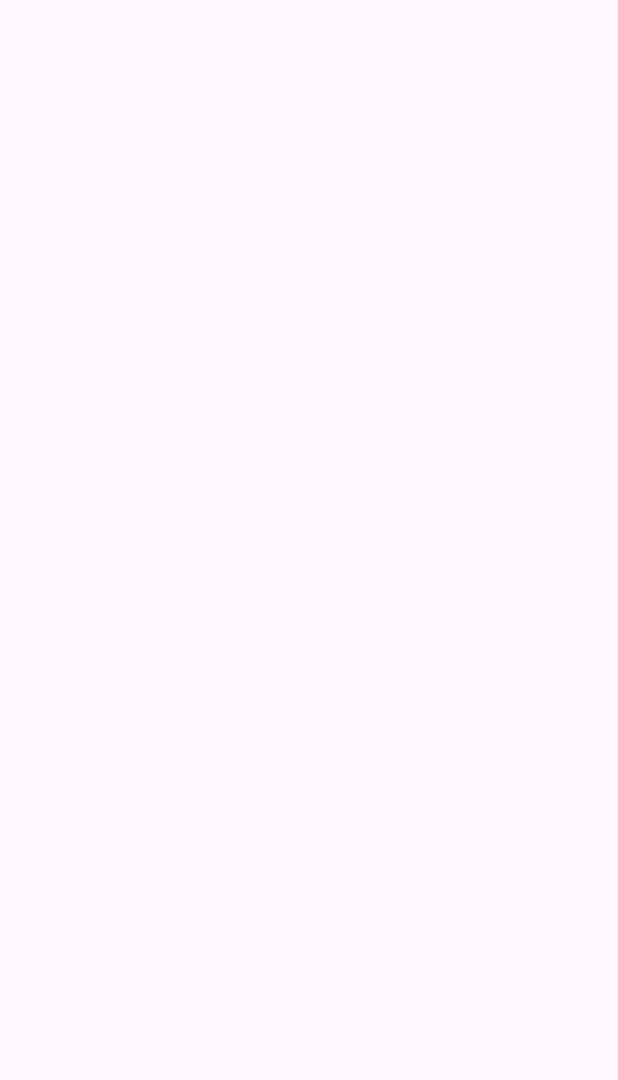
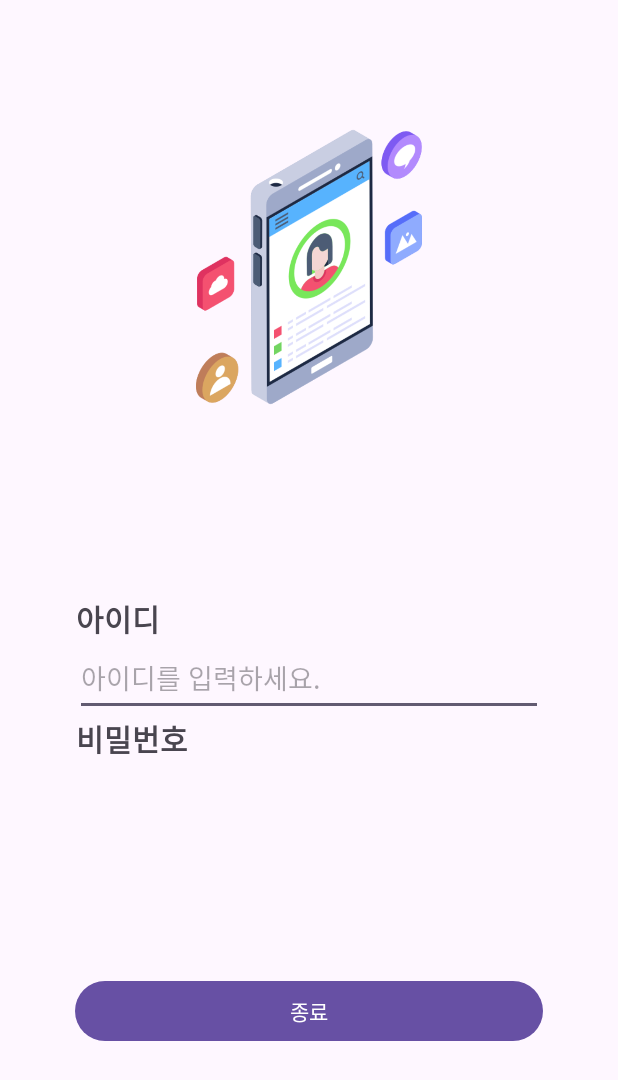
Before and after one commit to ji-circle/TaskSign01, an Android app: the HomeActivity screen opened directly, with no data from a screen before it, on a phone screen of 412 x 824 dp. Before the commit the part shown is empty. Shown: the top 1080 px of the screen. Run offline under Robolectric (Android 15) with nearby library versions, the phone set to English and light mode, and no system bars.

Commit message:
레벨 2부터 시작하기 사진 찾는거부터

```diff
--- a/app/src/main/java/com/example/tasksign01/SignInActivity.kt
+++ b/app/src/main/java/com/example/tasksign01/SignInActivity.kt
@@ -35,7 +35,12 @@ class SignInActivity : AppCompatActivity() {
                 startActivity(loginIntent)
             }
         }
+        val signupButton = findViewById<Button>(R.id.btn_signup)
+        signupButton.setOnClickListener {
+            val signupIntent = Intent(this, SignUpActivity::class.java)
+            startActivity(signupIntent)
+        }
 
 
-        }
     }
+}
--- a/app/src/main/res/layout/activity_home.xml
+++ b/app/src/main/res/layout/activity_home.xml
@@ -7,4 +7,67 @@
     android:layout_height="match_parent"
     tools:context=".HomeActivity">
 
+
+    <ImageView
+        android:id="@+id/homeImage"
+        android:layout_width="224dp"
+        android:layout_height="196dp"
+
+        android:layout_marginStart="32dp"
+        android:layout_marginTop="80dp"
+        android:layout_marginEnd="32dp"
+
+        android:src="@drawable/home01"
+        app:layout_constraintEnd_toEndOf="parent"
+        app:layout_constraintStart_toStartOf="parent"
+        app:layout_constraintTop_toTopOf="parent" />
+
+    <TextView
+        android:id="@+id/tv_ID"
+        android:layout_width="wrap_content"
+        android:layout_height="wrap_content"
+        android:layout_marginStart="50dp"
+        android:layout_marginEnd="305dp"
+        android:text="아이디"
+        android:textSize="20sp"
+        android:textStyle="bold"
+        app:layout_constraintBottom_toBottomOf="parent"
+        app:layout_constraintEnd_toEndOf="parent"
+        app:layout_constraintStart_toStartOf="parent"
+        app:layout_constraintTop_toTopOf="parent" />
+
+    <EditText
+        android:id="@+id/et_ID"
+        android:layout_width="match_parent"
+        android:layout_height="50dp"
+        android:layout_marginStart="50dp"
+        android:layout_marginEnd="50dp"
+        app:layout_constraintTop_toBottomOf="@+id/tv_ID"
+        android:hint="아이디를 입력하세요."/>
+
+    <TextView
+        android:id="@+id/tv_PW"
+        android:layout_width="wrap_content"
+        android:layout_height="wrap_content"
+        android:layout_marginStart="50dp"
+        android:layout_marginEnd="286dp"
+        android:text="비밀번호"
+        android:textSize="20sp"
+        android:textStyle="bold"
+        app:layout_constraintEnd_toEndOf="parent"
+        app:layout_constraintStart_toStartOf="parent"
+        app:layout_constraintTop_toBottomOf="@+id/et_ID" />
+
+    <Button
+        android:id="@+id/btn_finish"
+        android:layout_width="match_parent"
+        android:layout_height="wrap_content"
+        android:layout_marginStart="50dp"
+        android:layout_marginTop="650dp"
+        android:layout_marginEnd="50dp"
+        android:text="종료"
+        app:layout_constraintEnd_toEndOf="parent"
+        app:layout_constraintStart_toStartOf="parent"
+        app:layout_constraintTop_toTopOf="parent" />
+
 </androidx.constraintlayout.widget.ConstraintLayout>
--- a/app/src/main/res/layout/activity_main.xml
+++ b/app/src/main/res/layout/activity_main.xml
@@ -78,7 +78,7 @@
         android:layout_marginTop="16dp"
         app:layout_constraintTop_toBottomOf="@+id/et_PW"/>
     <Button
-        android:id="@+id/btn_join"
+        android:id="@+id/btn_signup"
         android:layout_width="match_parent"
         android:layout_height="wrap_content"
         android:layout_marginStart="50dp"
--- a/app/src/main/res/layout/activity_sign_up.xml
+++ b/app/src/main/res/layout/activity_sign_up.xml
@@ -5,6 +5,9 @@
     android:id="@+id/main"
     android:layout_width="match_parent"
     android:layout_height="match_parent"
-    tools:context=".SignUpActivity">
+    tools:context=".SignUpActivity"
+    android:orientation="vertical">
+
+
 
 </androidx.constraintlayout.widget.ConstraintLayout>
```
Also changed, not shown: app/src/main/res/drawable/home01.png (added).
